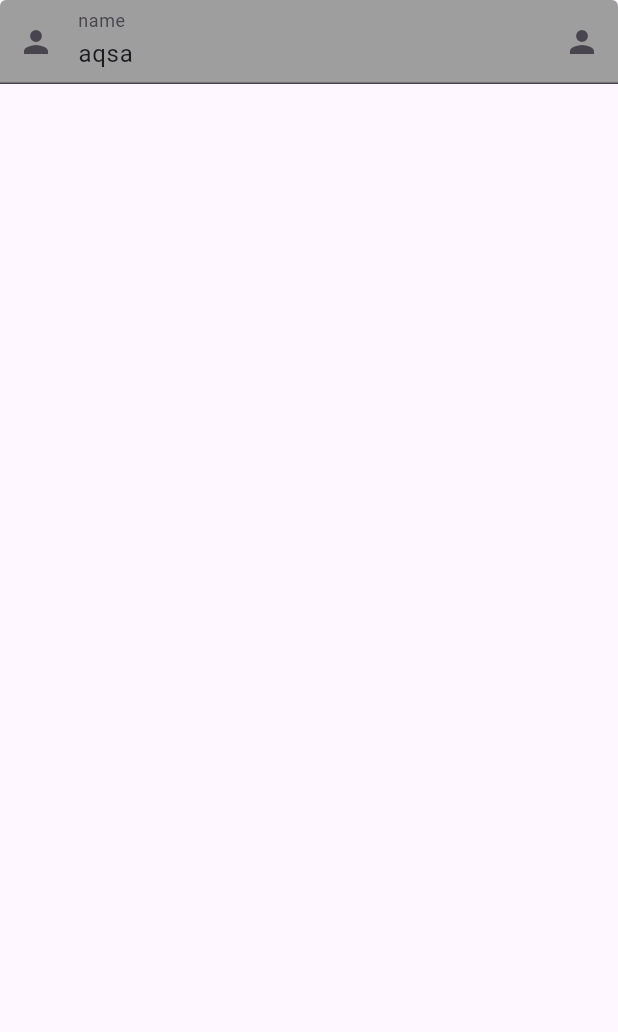
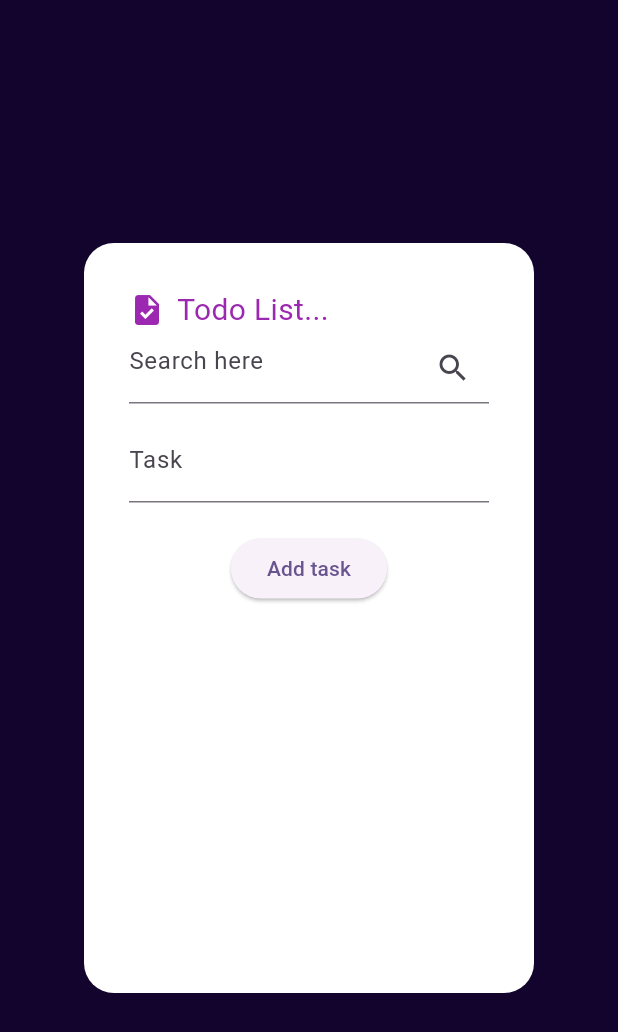
Before and after one commit to AqsaDev904/protesting, a Flutter app: the screen it shows after launch, on a phone screen of 412 x 824 dp. Shown: the top 1032 px of the screen. Run offline on Flutter 3.47's test engine with Material 3 defaults, Android fonts, the phone set to English and light mode, and no system bars.

Commit message:
To do list

```diff
--- a/lib/main.dart
+++ b/lib/main.dart
@@ -2,16 +2,17 @@ import 'package:flutter/foundation.dart' hide Factory;
 import 'package:flutter/material.dart';
 import 'package:protesting/Library_System/Screen.dart';
 import 'package:protesting/lec2parr.dart';
-import 'package:protesting/mail.dart';
-import 'package:protesting/Factory.dart';
-import 'package:protesting/product.dart';
-import 'package:protesting/Constructor.dart';
-import 'package:protesting/login_Screen.dart';
-import 'package:protesting/Named.dart';
-import 'package:protesting/System.dart';
-import 'package:protesting/Again.dart';
-import 'package:protesting/Field.dart';
+// import 'package:protesting/mail.dart';
+// import 'package:protesting/Factory.dart';
+// import 'package:protesting/product.dart';
+// import 'package:protesting/Constructor.dart';
+// import 'package:protesting/login_Screen.dart';
+// import 'package:protesting/Named.dart';
+// import 'package:protesting/System.dart';
+// import 'package:protesting/Again.dart';
+// import 'package:protesting/Field.dart';
 
+import 'package:protesting/tODO/Todo_screen.dart';
 void main() {
   runApp(const MyApp());
 }
@@ -27,7 +28,7 @@ class MyApp extends StatelessWidget {
       theme: ThemeData(
         colorScheme: ColorScheme.fromSeed(seedColor: Colors.deepPurple),
       ),
-home: Field(),
+home:  Todo_screen(),
         );
   }
 
--- /dev/null
+++ b/lib/tODO/Controller.dart
@@ -0,0 +1,26 @@
+
+class TodoController {
+  List<String> tasks = [];
+
+  // Add Task
+  void addTask(String task) {
+    tasks.add(task);
+  }
+
+  // Edit Task
+  void editTask(String newTask, int index) {
+    tasks[index] = newTask;
+  }
+
+  // Delete Task
+  void deleteTask(int index) {
+    tasks.removeAt(index);
+  }
+
+  // Search Task
+  List<String> searchTask(String query) {
+    return tasks.where((task) {
+      return task.toLowerCase().contains(query.toLowerCase());
+    }).toList();
+  }
+}
--- /dev/null
+++ b/lib/tODO/Todo_screen.dart
@@ -0,0 +1,180 @@
+
+import 'package:flutter/material.dart';
+
+class Todo_screen extends StatefulWidget {
+  const Todo_screen({super.key});
+
+  @override
+  State<Todo_screen> createState() => _Todo_screenState();
+}
+
+class _Todo_screenState extends State<Todo_screen> {
+
+TextEditingController taskController = TextEditingController();
+TextEditingController searchController  = TextEditingController();
+  List<String> tasks = [];
+  List<String> searchResults = [];
+  void addTask() {
+    String task = taskController.text.trim();
+
+    if (task.isNotEmpty) {
+      setState(() {
+        tasks.add(task);
+      });
+
+      taskController.clear();
+    }
+  }
+
+void delete(int index){
+setState(() {
+  tasks.removeAt(index);
+});
+}
+void editTask(int index) {
+  // jo purna text ha us k text field ma ly ka ata ha
+  taskController.text = tasks[index];
+
+  showDialog(
+    context: context,
+    builder: (context) => AlertDialog(
+      title: Text("Edit Task"),
+      // popup ka andar text field show krta ha
+      content: TextField(controller: taskController),
+      actions: [
+        ElevatedButton(
+          onPressed: () {
+            setState(() {
+              // naya likha huwa text purna sa replace
+              tasks[index] = taskController.text;
+            });
+            taskController.clear();
+            Navigator.pop(context);
+          },
+          child: const Text("Update"),
+        ),
+      ],
+    ),
+  );
+}
+
+void searchTask(){
+  String search = searchController.text.toLowerCase();
+
+  setState(() {
+    searchResults = tasks
+        .where((task) => task.toLowerCase().contains(search))
+        .toList();
+  });
+
+
+}
+
+
+
+
+
+
+
+
+
+
+
+
+
+
+
+  @override
+  Widget build(BuildContext context) {
+    searchResults = searchController.text.isEmpty ? tasks : searchResults ;
+    return Scaffold(
+
+      backgroundColor: const Color.fromARGB(255, 19, 4, 46),
+
+      body: Center(
+        child: Container(
+          padding: const EdgeInsets.all(30),
+          width: 300,
+          height: 500,
+
+          decoration: BoxDecoration(
+            color: Colors.white,
+            borderRadius: BorderRadius.circular(20),
+          ),
+
+          child: Column(
+            children: [
+              const Row(
+                children: [
+                  Icon(
+                    Icons.task,
+                    color: Colors.purple,
+                  ),
+                  SizedBox(width: 8),
+                  Text(
+                    "Todo List...",
+                    style: TextStyle(
+                      color: Colors.purple,
+                      fontSize: 20,
+                    ),
+                  ),
+                ],
+              ),
+
+TextField(
+  controller: searchController,
+   decoration: InputDecoration(
+suffixIcon : IconButton(onPressed: (){
+  searchTask();
+}, icon: Icon(Icons.search)),
+    hintText: "Search here",
+   ),
+),
+SizedBox(height: 10,),
+TextField(
+ controller: taskController,
+ decoration: InputDecoration(
+  hintText: "Enter  task",
+  labelText: "Task",
+),
+),
+SizedBox(height: 20,),
+
+ElevatedButton(onPressed: addTask, child: Text("Add task")),
+Expanded(child: ListView.builder(
+
+
+  itemCount: searchResults.length,
+itemBuilder: (context, index){
+return ListTile(
+leading: Icon(Icons.add),
+ title: Text(tasks[index]),
+
+trailing: Row(
+      mainAxisSize: MainAxisSize.min,
+  // edit
+  children: [
+    IconButton(onPressed: (){
+      editTask(index);
+    },
+    icon:Icon(Icons.edit),),
+  // delete
+     IconButton(onPressed: (){
+      delete(index);
+     },
+   icon: Icon(Icons.delete),),
+  ],
+),
+
+
+);
+}
+),
+),
+            ],
+          ),
+        ),
+      ),
+    );
+  }
+}
```
Also changed, not shown: lib/list2.dart (+26 -54 lines), lib/para.dart (+16 -34 lines), lib/tODO/model.dart (added, +10 -0 lines), lib/tempCodeRunnerFile.dart (added, +20 -0 lines).
